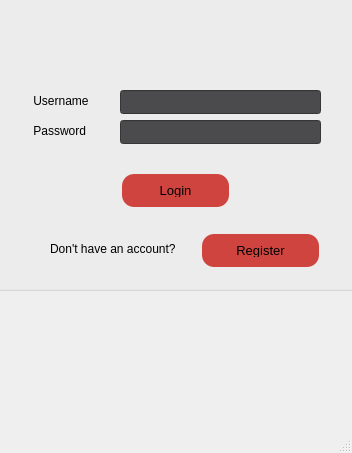
Before: the Qt Designer form kOrganizify/src/mainwindow.ui in jelisavetagavrilovic/kOrganizify, drawn with Qt 5.
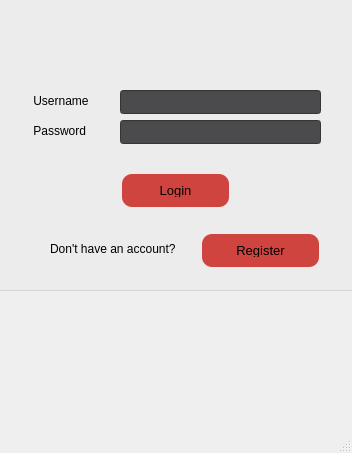
After: the same form once the commit is applied. Icons and pictures are not drawn.

```diff
--- a/kOrganizify/src/mainwindow.ui
+++ b/kOrganizify/src/mainwindow.ui
@@ -118,7 +118,7 @@
     font-size: 13px;
     margin: 4px 2px;
     cursor: pointer;
-    border-radius: 12px;
+    border-radius: 10px;
 }
 
 QPushButton:hover {
@@ -167,7 +167,7 @@
     font-size: 13px;
     margin: 4px 2px;
     cursor: pointer;
-    border-radius: 12px;
+    border-radius: 10px;
 }
 
 QPushButton:hover {
```
